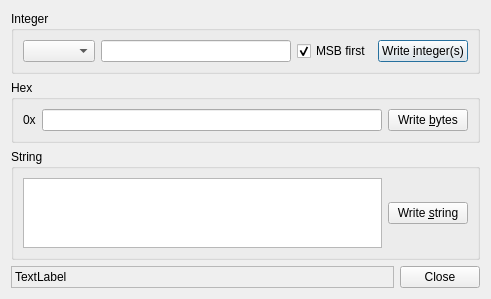
Qt form plugins/serial/SerialWriteDialog.ui (mupuf/arduide) before a commit.
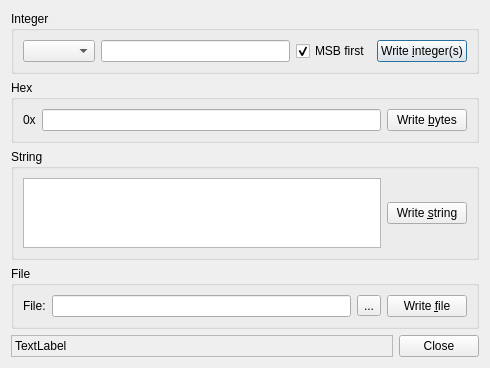
The same form after that commit. Custom widgets are drawn as their Qt base class.

Commit message: write dialog (finished)

```diff
--- a/plugins/serial/SerialWriteDialog.ui
+++ b/plugins/serial/SerialWriteDialog.ui
@@ -6,8 +6,8 @@
    <rect>
     <x>0</x>
     <y>0</y>
-    <width>491</width>
-    <height>287</height>
+    <width>490</width>
+    <height>356</height>
    </rect>
   </property>
   <property name="windowTitle">
@@ -113,6 +113,43 @@
      </layout>
     </widget>
    </item>
+   <item>
+    <widget class="QGroupBox" name="groupBox_4">
+     <property name="title">
+      <string>File</string>
+     </property>
+     <layout class="QVBoxLayout" name="verticalLayout_2">
+      <item>
+       <layout class="QHBoxLayout" name="horizontalLayout_7">
+        <item>
+         <widget class="QLabel" name="label">
+          <property name="text">
+           <string>File:</string>
+          </property>
+         </widget>
+        </item>
+        <item>
+         <widget class="QLineEdit" name="fileEdit"/>
+        </item>
+        <item>
+         <widget class="QToolButton" name="fileButton">
+          <property name="text">
+           <string>...</string>
+          </property>
+         </widget>
+        </item>
+        <item>
+         <widget class="QPushButton" name="writeFileButton">
+          <property name="text">
+           <string>Write &amp;file</string>
+          </property>
+         </widget>
+        </item>
+       </layout>
+      </item>
+     </layout>
+    </widget>
+   </item>
    <item>
     <spacer name="verticalSpacer">
      <property name="orientation">
@@ -129,7 +166,7 @@
    <item>
     <layout class="QHBoxLayout" name="horizontalLayout">
      <item>
-      <widget class="QLabel" name="label">
+      <widget class="QLabel" name="statusLabel">
        <property name="frameShape">
         <enum>QFrame::StyledPanel</enum>
        </property>
```
Left out of the diff: 16 changed lines with no effect on the pictures. The commit also changes 6 other files.
